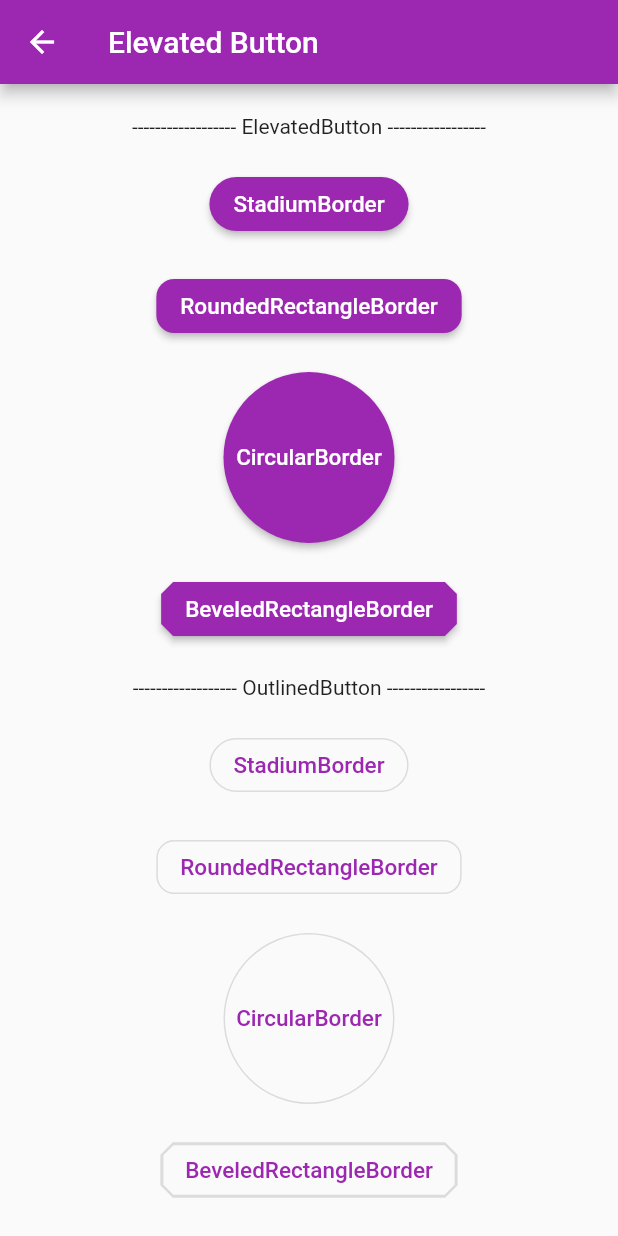
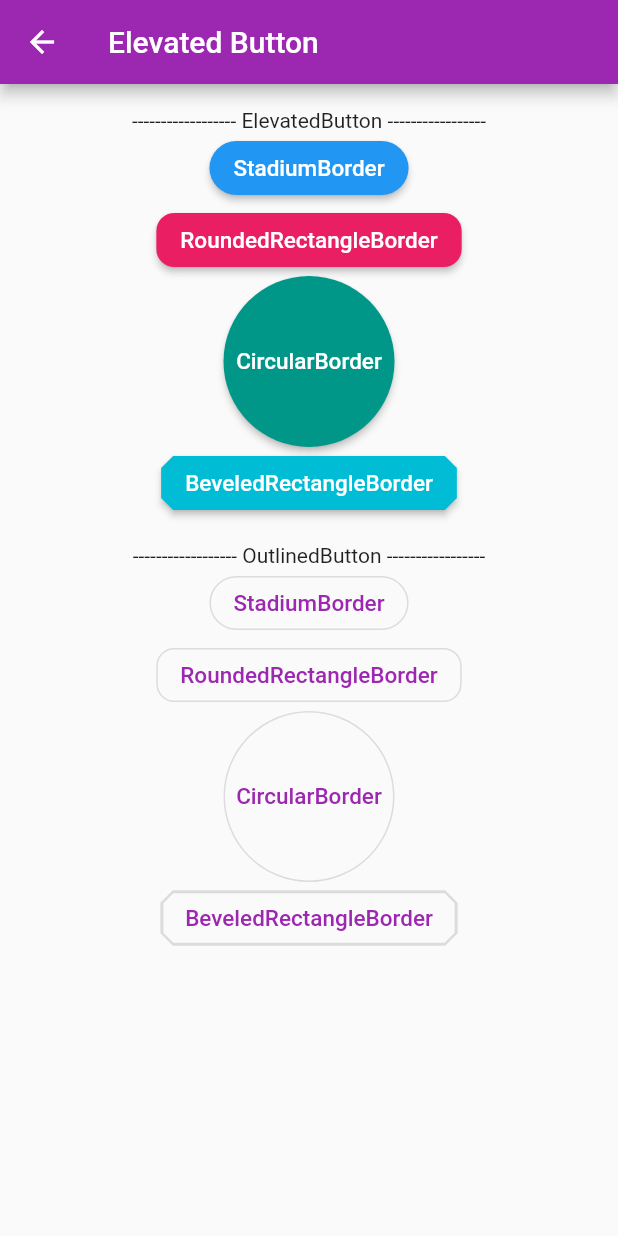
Before and after one commit to md-siam/widget_of_the_day, a Flutter app: the MyElevatedButton screen opened directly, on a phone screen of 412 x 824 dp. Run offline on Flutter 3.47's test engine with Material 2 defaults, Android fonts, the phone set to English and light mode, and no system bars.

Commit message:
elevated_button_update

```diff
--- a/lib/29_elevated_button/elevated_button.dart
+++ b/lib/29_elevated_button/elevated_button.dart
@@ -7,14 +7,19 @@ class MyElevatedButton extends StatelessWidget {
   Widget build(BuildContext context) {
     return Scaffold(
       appBar: AppBar(title: const Text('Elevated Button')),
-      body: Center(
+      body: SingleChildScrollView(
+        child: Center(
           child: Column(
             mainAxisAlignment: MainAxisAlignment.spaceEvenly,
             children: [
-            const Text("------------------ ElevatedButton -----------------"),
+              const Text(
+                  "\n------------------ ElevatedButton -----------------"),
               ElevatedButton(
                 onPressed: () {},
-              style: ElevatedButton.styleFrom(shape: const StadiumBorder()),
+                style: ElevatedButton.styleFrom(
+                  primary: Colors.blue,
+                  shape: const StadiumBorder(),
+                ),
                 child: const Text(
                   'StadiumBorder',
                   style: TextStyle(fontSize: 15),
@@ -23,6 +28,7 @@ class MyElevatedButton extends StatelessWidget {
               ElevatedButton(
                 onPressed: () {},
                 style: ElevatedButton.styleFrom(
+                  primary: Colors.pink,
                   shape: RoundedRectangleBorder(
                     borderRadius: BorderRadius.circular(12),
                   ),
@@ -35,6 +41,7 @@ class MyElevatedButton extends StatelessWidget {
               ElevatedButton(
                 onPressed: () {},
                 style: ElevatedButton.styleFrom(
+                  primary: Colors.teal,
                   shape: const CircleBorder(),
                   padding: const EdgeInsets.all(24),
                 ),
@@ -49,6 +56,7 @@ class MyElevatedButton extends StatelessWidget {
               ElevatedButton(
                 onPressed: () {},
                 style: ElevatedButton.styleFrom(
+                  primary: Colors.cyan,
                   shape: BeveledRectangleBorder(
                     borderRadius: BorderRadius.circular(8),
                   ),
@@ -58,7 +66,8 @@ class MyElevatedButton extends StatelessWidget {
                   style: TextStyle(fontSize: 15),
                 ),
               ),
-            const Text("------------------ OutlinedButton -----------------"),
+              const Text(
+                  "\n------------------ OutlinedButton -----------------"),
               OutlinedButton(
                 onPressed: () {},
                 style: ElevatedButton.styleFrom(shape: const StadiumBorder()),
@@ -108,6 +117,7 @@ class MyElevatedButton extends StatelessWidget {
             ],
           ),
         ),
+      ),
     );
   }
 }
```
Also changed, not shown: 3 other files. Lines whose indentation alone changed are shown as unchanged.
